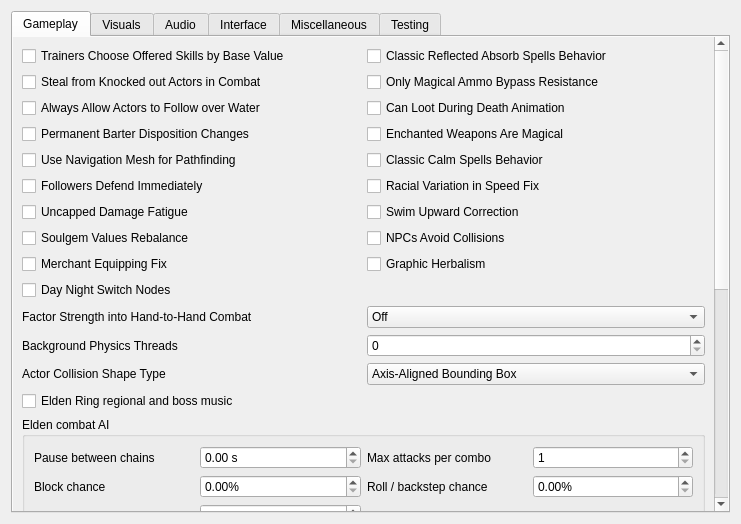
This is apps/launcher/ui/settingspage.ui in Smthri/openmw-eldenring as Qt 5 draws it before an edit. The edited form follows.
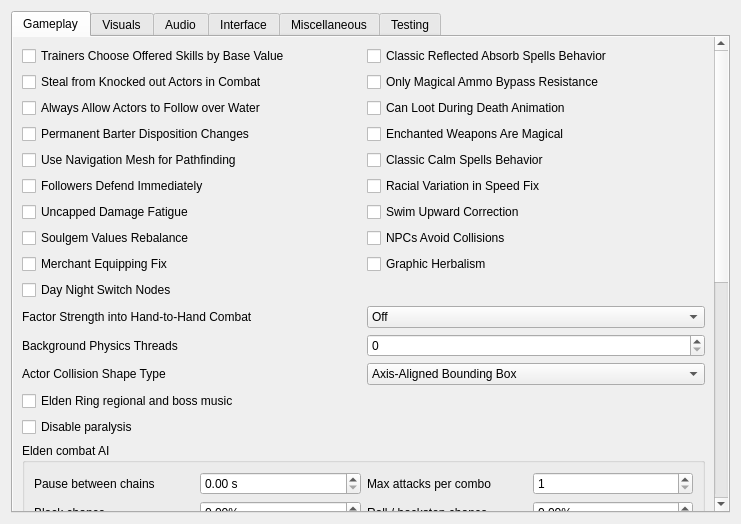
This is the edited form.

```diff
--- a/apps/launcher/ui/settingspage.ui
+++ b/apps/launcher/ui/settingspage.ui
@@ -328,6 +328,16 @@
              </property>
             </widget>
            </item>
+           <item>
+            <widget class="QCheckBox" name="disableParalysisCheckBox">
+             <property name="toolTip">
+              <string>Set the duration of every paralysis effect to zero for the player, NPCs and creatures. Works with Elden combat enabled or disabled.</string>
+             </property>
+             <property name="text">
+              <string>Disable paralysis</string>
+             </property>
+            </widget>
+           </item>
            <item>
             <widget class="QGroupBox" name="eldenCombatAiGroupBox">
              <property name="toolTip">
```
